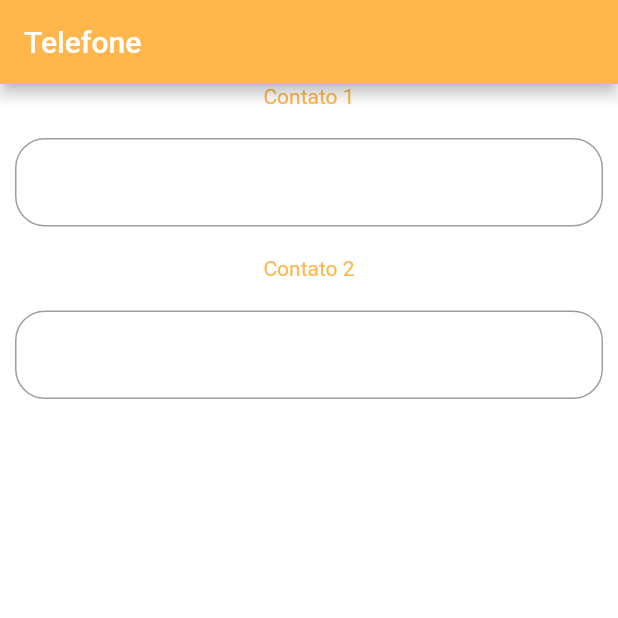
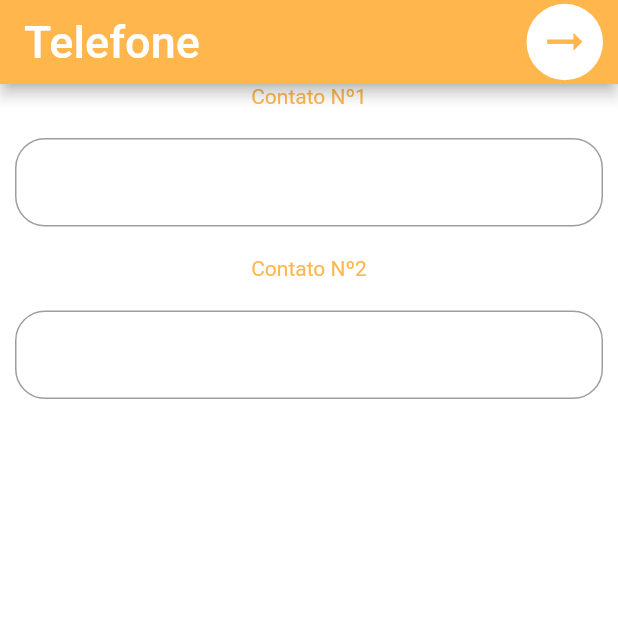
Before and after one commit to MatheusHenriq/HandsOnFirstJob, a Flutter app: the screen it shows after launch, on a phone screen of 412 x 824 dp, the top half of it. Run offline on Flutter 3.47's test engine with Material 2 defaults, Android fonts, the phone set to English and light mode, and no system bars; Roboto replaces fonts that are missing (AGENCYB).

Commit message:
Continuando o TextFormField, Melhorando o Botão de Voltar e Tentando Adiconar Fonte

```diff
--- a/handson/lib/APP/UI/Telephone_Screen/Telephone.dart
+++ b/handson/lib/APP/UI/Telephone_Screen/Telephone.dart
@@ -1,3 +1,5 @@
+import 'dart:ui';
+
 import 'package:flutter/material.dart';
 import 'package:handson/APP/UI/Telephone_Screen/Widgets/MyTextFormField.dart';
 
@@ -6,33 +8,44 @@ class Telephone extends StatelessWidget {
 
   @override
   Widget build(BuildContext context) {
-    return Scaffold(
+    return SafeArea(
+      child: Scaffold(
         backgroundColor: Colors.white,
         appBar: AppBar(
           backgroundColor: Colors.orange[300],
-        title: Text('Telefone'),
+          title: Text(
+            'Telefone',
+            style: TextStyle(fontFamily: 'AGENCYB', fontSize: 30),
+          ),
           actions: <Widget>[
-          IconButton(
+            Container(
+              decoration:
+                  BoxDecoration(shape: BoxShape.circle, color: Colors.white),
+              margin: EdgeInsets.symmetric(horizontal: 10),
+              alignment: Alignment.center,
+              child: IconButton(
                 onPressed: () {},
                 icon: Icon(
                   Icons.arrow_right_alt,
                   color: Colors.orange[300],
                 ),
+                iconSize: 35,
               ),
+            )
           ],
         ),
         body: SafeArea(
           child: Column(
             children: <Widget>[
               Text(
-              'Contato 1',
+                'Contato Nº1',
                 style: TextStyle(
                   color: Colors.orange[300],
                 ),
               ),
               MyTextFormField(),
               Text(
-              'Contato 2',
+                'Contato Nº2',
                 style: TextStyle(
                   color: Colors.orange[300],
                 ),
@@ -41,6 +54,7 @@ class Telephone extends StatelessWidget {
             ],
           ),
         ),
+      ),
     );
   }
 }
```
Also changed, not shown: handson/pubspec.yaml (+9 -2 lines), assets/fonts/AGENCYB.ttf (added), assets/fonts/AGENCYR.ttf (added). Lines whose indentation alone changed are shown as unchanged.
